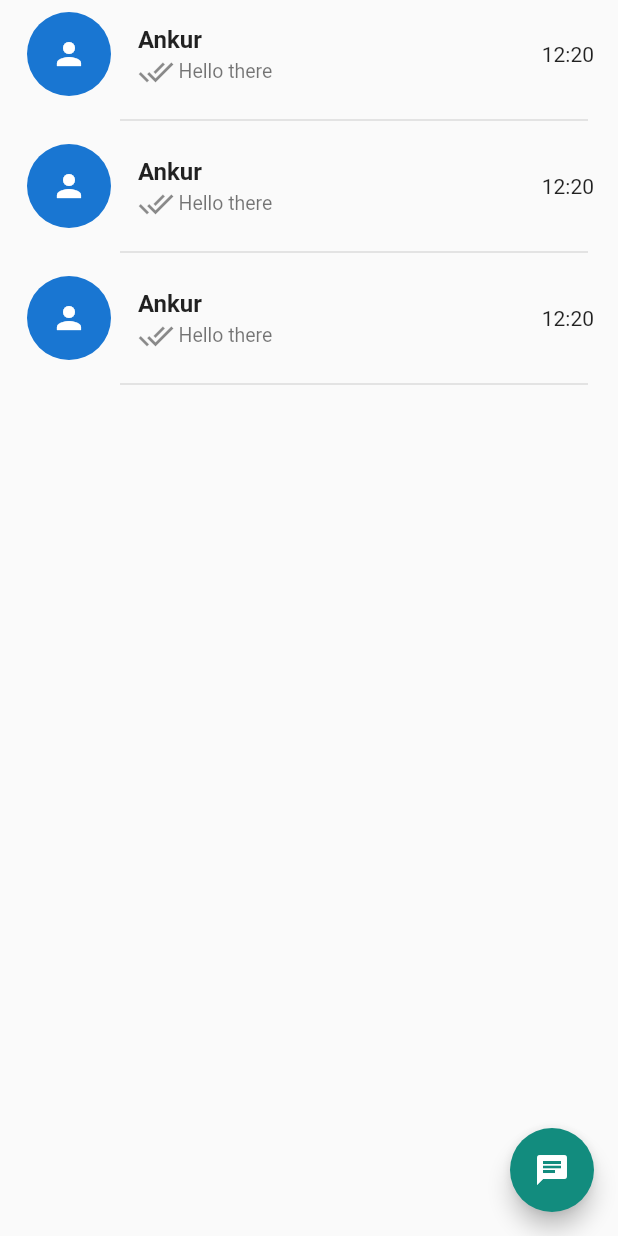
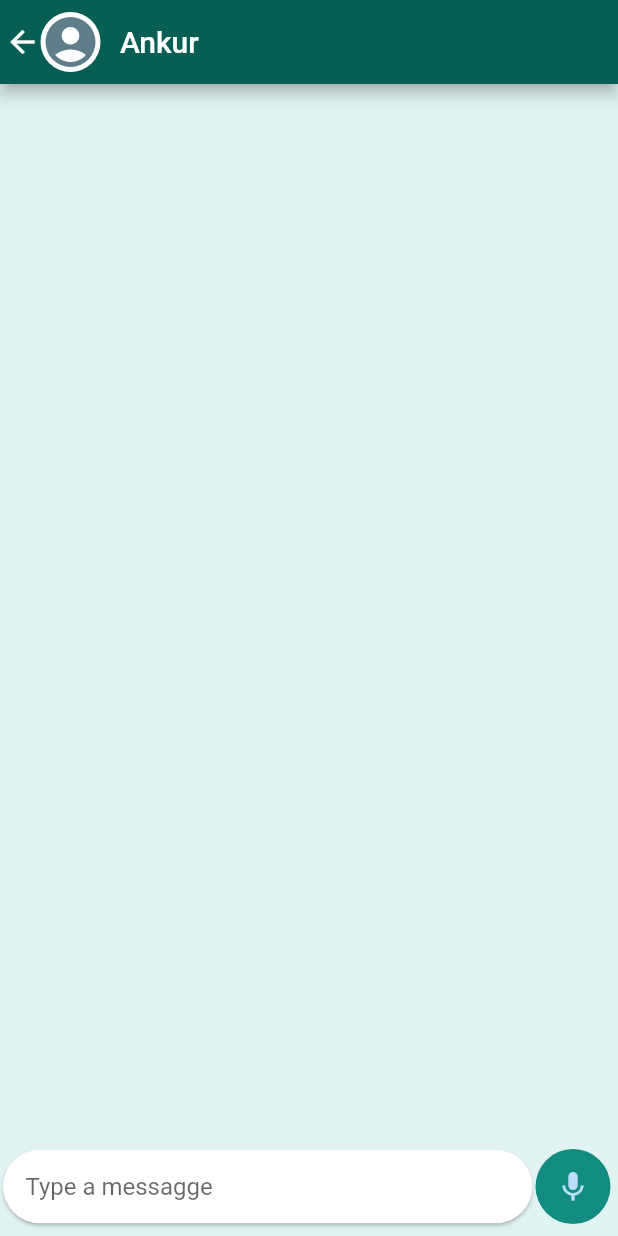
Before and after one commit to ankurk10/WhatsApp-UI-Festa, a Flutter app: the ChatScreen screen opened directly, after a tap on "Ankur", on a phone screen of 412 x 824 dp. Run offline on Flutter 3.47's test engine with Material 2 defaults, Android fonts, the phone set to English and light mode, and no system bars; our stand-ins replace country_code_picker, otp_text_field; missing offline and left inert: international_phone_input.

Commit message:
Added Individual Chat Screen

```diff
--- a/lib/ChatList.dart
+++ b/lib/ChatList.dart
@@ -1,22 +1,31 @@
 import 'package:flutter/material.dart';
+import 'package:whatsapp_clone/model/ChatModel.dart';
+import 'package:whatsapp_clone/IndividualChatScreen.dart';
 
 class ChatList extends StatelessWidget {
-  const ChatList({Key key}) : super(key: key);
-
+  const ChatList({Key key, this.chatModel})  : super(key: key);
+ final ChatModel chatModel;
   @override
   Widget build(BuildContext context) {
     return InkWell(
-      onTap: () {},
+      onTap: () {
+      Navigator.of(context).push(MaterialPageRoute(
+        builder: (context) => IndividualChatScreen(chatModel: chatModel,)));
+
+      },
       child: Column(
         children: [
           ListTile(
             leading: CircleAvatar(
+              backgroundColor: Colors.white,
               radius: 30,
               child: Icon(
-                Icons.person,
+                Icons.account_circle,
+                color: Colors.blueGrey,
+                size: 60,
               ),
             ),
-            title: Text("Ankur",
+            title: Text(chatModel.name,
             style: TextStyle(
               fontSize: 16,
               fontWeight: FontWeight.bold
@@ -31,7 +40,7 @@ class ChatList extends StatelessWidget {
                 ),
 
                 Text(
-                  "Hello there",
+                  chatModel.message,
                   style: TextStyle(
                     fontSize: 13
                   ),
@@ -39,7 +48,7 @@ class ChatList extends StatelessWidget {
 
               ],
             ),
-            trailing: Text("12:20"),
+            trailing: Text(chatModel.time),
           ),
 
           Padding(
--- a/lib/ChatScreen.dart
+++ b/lib/ChatScreen.dart
@@ -1,5 +1,6 @@
 import 'package:flutter/material.dart';
 import 'package:whatsapp_clone/ChatList.dart';
+import 'package:whatsapp_clone/model/ChatModel.dart';
 
 class ChatScreen extends StatefulWidget {
   const ChatScreen({Key key}) : super(key: key);
@@ -9,6 +10,7 @@ class ChatScreen extends StatefulWidget {
 }
 
 class _ChatScreenState extends State<ChatScreen> {
+
   @override
   Widget build(BuildContext context) {
     return Scaffold(
@@ -18,14 +20,11 @@ class _ChatScreenState extends State<ChatScreen> {
         child: Icon(Icons.chat),
       ),
 
-      body: ListView(
-        children: [
-         // ChatList(),
-          ChatList(),
-          ChatList(),
-          ChatList(),
-
-        ],
+      body: ListView.builder(
+        itemCount: dummyData.length,
+        itemBuilder: (context, index)=>ChatList(
+          chatModel: dummyData[index],
+        ),
       ),
     );
   }
--- /dev/null
+++ b/lib/IndividualChatScreen.dart
@@ -0,0 +1,107 @@
+import 'package:flutter/material.dart';
+import 'package:whatsapp_clone/model/ChatModel.dart';
+
+class IndividualChatScreen extends StatefulWidget {
+  const IndividualChatScreen({Key key, this.chatModel}) : super(key: key);
+  final ChatModel chatModel;
+
+  @override
+  _IndividualChatScreenState createState() => _IndividualChatScreenState();
+}
+
+class _IndividualChatScreenState extends State<IndividualChatScreen> {
+  @override
+  Widget build(BuildContext context) {
+
+    return Scaffold(
+      backgroundColor: Colors.teal[50],
+      appBar: AppBar(
+        titleSpacing: 10,
+        leadingWidth: 70,
+        leading: InkWell(
+          onTap: ()
+          {
+            Navigator.pop(context);
+          },
+          child: Row(
+            mainAxisAlignment: MainAxisAlignment.center,
+            children: [
+              Icon(Icons.arrow_back, size: 24,),
+              CircleAvatar(
+                backgroundColor: Colors.white,
+                //radius: 20,
+                child: Icon(
+                  Icons.account_circle,
+                  color: Colors.blueGrey,
+                  size: 40,
+                ),
+              ),
+            ],
+          ),
+        ),
+
+        title: Column(
+          children: [
+            Text(widget.chatModel.name),
+          ],
+        ),
+
+      ),
+
+      body: Container(
+        height: MediaQuery.of(context).size.height,
+        width: MediaQuery.of(context).size.width,
+
+        child: Stack(
+          children: [
+            ListView(),
+            Align(
+              alignment: Alignment.bottomCenter,
+              child: Row(
+                children: [
+                  Container(
+                      width: MediaQuery.of(context).size.width-55,
+                      child: Card(
+                        margin: EdgeInsets.only(left: 2, right: 2, bottom: 8),
+                          shape:RoundedRectangleBorder(
+                            borderRadius: BorderRadius.circular(25),
+                          ),
+                          child: TextFormField(
+                            maxLines: 5,
+                            minLines: 1,
+                            textAlignVertical: TextAlignVertical.center,
+                            keyboardType: TextInputType.multiline,
+                            decoration: InputDecoration(
+                              border: InputBorder.none,
+                              hintText: "Type a messagge",
+                              contentPadding: EdgeInsets.all(15),
+
+                            ),
+                          ),
+                      ),
+                  ),
+
+                  Padding(
+                    padding: const EdgeInsets.only(bottom: 8, right: 2),
+                    child: CircleAvatar(
+                      backgroundColor: Color(0xFF128C7E),
+                      radius: 25,
+                      child: IconButton(
+                        icon: Icon(Icons.mic),
+                        onPressed: ()
+                        {},
+                      ),
+
+                    ),
+                  ),
+                ],
+              ),
+            ),
+
+          ],
+        ),
+
+      ),
+    );
+  }
+}
--- a/lib/LoginScreen.dart
+++ b/lib/LoginScreen.dart
@@ -7,8 +7,6 @@ import 'package:whatsapp_clone/SignUp.dart';
 
 class LoginScreen extends StatelessWidget {
   const LoginScreen({Key key}) : super(key: key);
-
-
 
   @override
   Widget build(BuildContext context) {
@@ -23,137 +21,105 @@ class LoginScreen extends StatelessWidget {
               SizedBox(
                 height: 50,
               ),
-              Text("Enter your phone number",
+              Text(
+                "Enter your phone number",
                 style: TextStyle(
                   color: Colors.grey[800],
                   fontSize: 20,
                   fontWeight: FontWeight.w600,
                 ),
               ),
-
-
-
-
               SizedBox(
                 height: 10,
               ),
-
               Container(
-                margin: EdgeInsets.only(left: 20 , top: 20, right: 20),
-                child: Text("WhatsApp will send an SMS message to verify "
+                margin: EdgeInsets.only(left: 20, top: 20, right: 20),
+                child: Text(
+                  "WhatsApp will send an SMS message to verify "
                   "your phone number.",
                   style: TextStyle(
                     fontSize: 15,
                   ),
                 ),
               ),
-
               SizedBox(
                 height: 50,
               ),
-
               CountryCodePicker(
                 initialSelection: 'IN',
               ),
-
               Container(
-                margin: EdgeInsets.only(left: 20 , top: 20, right: 20),
+                margin: EdgeInsets.only(left: 20, top: 20, right: 20),
                 child: TextFormField(
+                  maxLength: 10,
                   keyboardType: TextInputType.number,
                   cursorColor: Colors.black,
                   decoration: new InputDecoration(
-                      // border: InputBorder.none,
-                      // focusedBorder: InputBorder.none,
-                      // enabledBorder: InputBorder.none,
-                      // errorBorder: InputBorder.none,
-                      // disabledBorder: InputBorder.none,
-                      contentPadding:
-                      EdgeInsets.only(left: 15, bottom: 11, top: 11, right: 15),
+                      contentPadding: EdgeInsets.only(
+                          left: 15, bottom: 11, top: 11, right: 15),
                       hintText: "Enter your phone number"),
-
-
                 ),
-
-
-
               ),
-
-
-
-
               SizedBox(
                 height: 50,
               ),
-
               ButtonTheme(
                 height: 40,
                 minWidth: 150,
                 child: RaisedButton(
-                  child: Text("NEXT",
-                    style: TextStyle(
-                        color: Colors.black
-                    ),
+                  child: Text(
+                    "NEXT",
+                    style: TextStyle(color: Colors.black),
                   ),
                   focusColor: Colors.teal,
                   highlightColor: Colors.yellow,
                   color: Colors.teal,
                   hoverColor: Colors.grey,
                   elevation: 20,
-                  onPressed: ()
-                  {
-                    Navigator.of(context).push(MaterialPageRoute(
-                        builder: (context){
+                  onPressed: () {
+                    Navigator.of(context)
+                        .push(MaterialPageRoute(builder: (context) {
                       return OtpVerification();
-                        }
-                    ));
+                    }));
                   },
                 ),
               ),
-
               SizedBox(
                 height: 100,
               ),
-
               Container(
-                margin: EdgeInsets.only(left: 20 , top: 20, right: 20),
-                child: Text("New to WhatsApp?",
+                margin: EdgeInsets.only(left: 20, top: 20, right: 20),
+                child: Text(
+                  "New to WhatsApp?",
                   style: TextStyle(
                     fontSize: 15,
                   ),
                 ),
               ),
-
               SizedBox(
                 height: 10,
               ),
-
-
               ButtonTheme(
                 height: 40,
                 minWidth: 150,
                 child: RaisedButton(
-                  child: Text("SIGNUP",
-                    style: TextStyle(
-                        color: Colors.black
-                    ),
+                  child: Text(
+                    "SIGNUP",
+                    style: TextStyle(color: Colors.black),
                   ),
                   focusColor: Colors.teal,
                   highlightColor: Colors.yellow,
                   color: Colors.teal,
                   hoverColor: Colors.grey,
                   elevation: 20,
-                  onPressed: ()
-                  {
-                    Navigator.of(context).push(MaterialPageRoute(
-                        builder: (context){
+                  onPressed: () {
+                    Navigator.of(context)
+                        .push(MaterialPageRoute(builder: (context) {
                       return SignUp();
-                        }
-                    ));
+                    }));
                   },
                 ),
               ),
-
-
             ],
           ),
         ),
--- /dev/null
+++ b/lib/model/ChatModel.dart
@@ -0,0 +1,40 @@
+class ChatModel {
+  final String name;
+  final String message;
+  final String time;
+
+
+  ChatModel({
+    this.name,
+    this.message,
+    this.time,
+  });
+}
+
+List<ChatModel> dummyData = [
+  new ChatModel(
+    name: "Ankur",
+    message: "Ok I will do that",
+    time: "15:30",
+
+  ),
+  new ChatModel(
+    name: "Amit",
+    message: "Fine",
+    time: "15:30",
+
+  ),
+  new ChatModel(
+    name: "Mohit",
+    message: "No problem",
+    time: "15:30",
+
+  ),
+  new ChatModel(
+    name: "Ram",
+    message: "Bye",
+    time: "15:30",
+
+  ),
+
+];
```
Also changed, not shown: images/chatbackground.png (added). Lines whose indentation alone changed are shown as unchanged.
